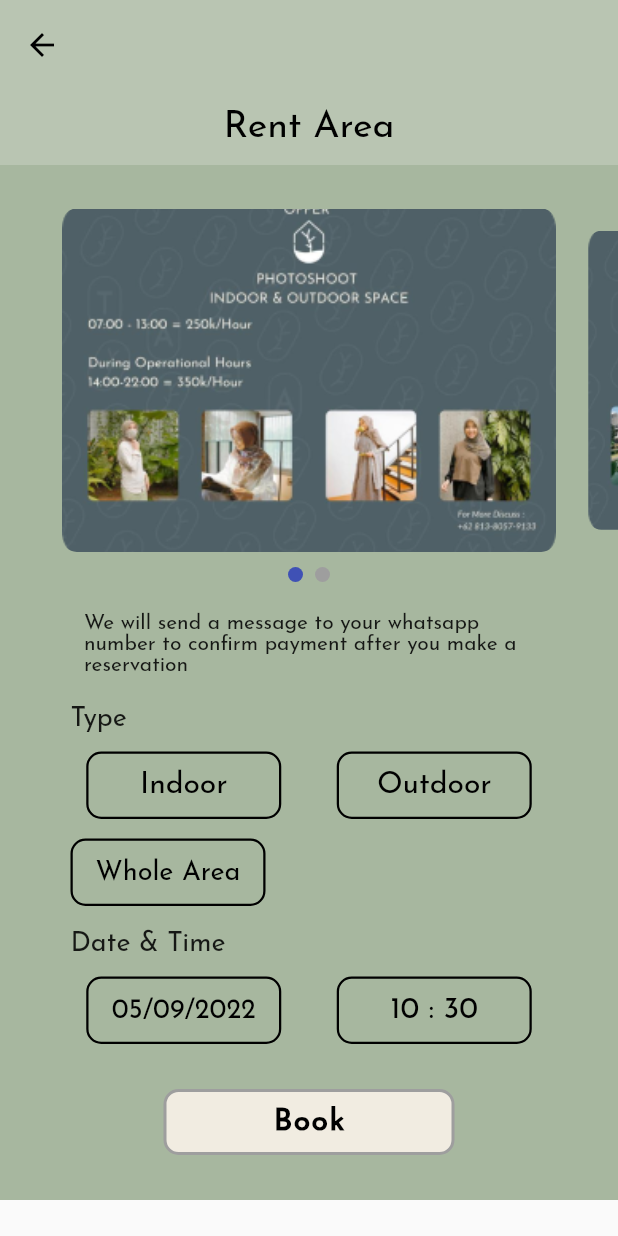
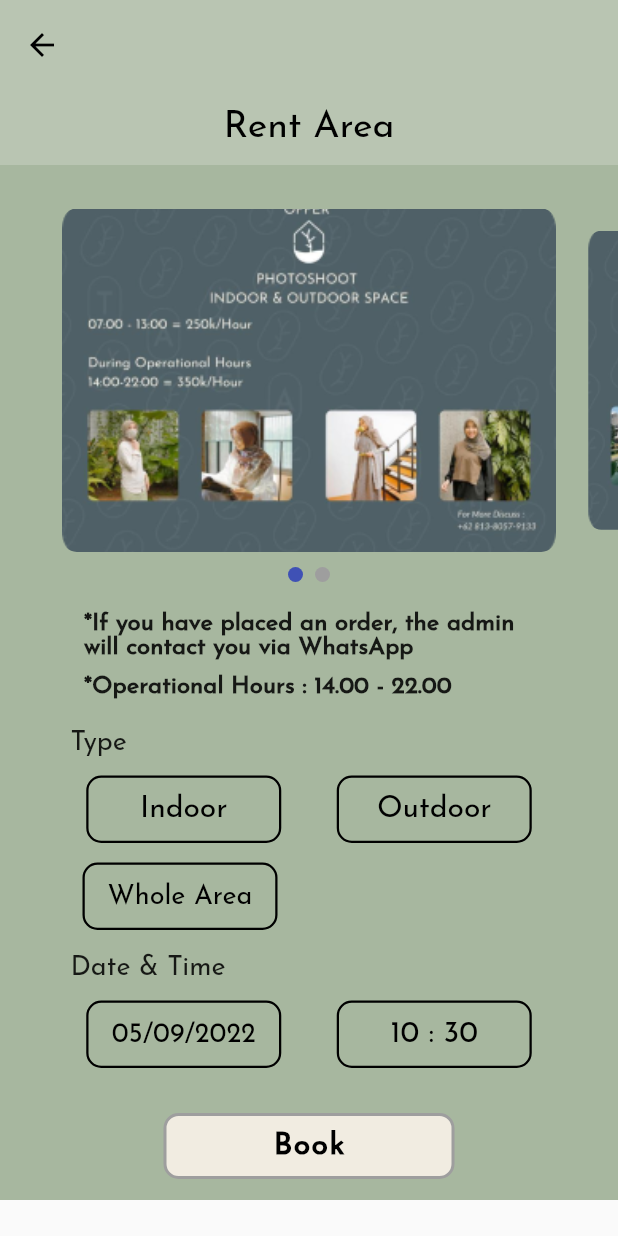
Before and after one commit to hilalhaniefam/talanoa_app, a Flutter app: the UserPage screen opened directly, after a tap on "Rent Area", on a phone screen of 412 x 824 dp. Run offline on Flutter 3.47's test engine with Material 2 defaults, Android fonts, the phone set to English and light mode, and no system bars; drawn by our look-alikes of carousel_slider, smooth_page_indicator; our stand-ins replace dio, dotted_border, email_validator, flutter_progress_hud, image_picker, pinput and 2 more; accounts and stored records are empty; network calls fail.

Commit message:
fix bug widgets
update rent area & reservation page

```diff
--- a/lib/api_services/ipurl.dart
+++ b/lib/api_services/ipurl.dart
@@ -1 +1 @@
-const String ipurl = 'http://192.168.0.6:5000';
+const String ipurl = 'http://192.168.100.66:5000';
--- a/lib/api_services/launch_url.dart
+++ b/lib/api_services/launch_url.dart
@@ -1,7 +1,7 @@
 import 'package:url_launcher/url_launcher.dart';
 
 final Uri _url = Uri.parse('https://goo.gl/maps/MHYWNU2efP9Uy2WH9');
-final Uri _waUrl = Uri.parse('https://wa.me/?text=HAI SEMUANYA');
+final Uri _waUrl = Uri.parse('https://wa.me/message/A6G54UUAQ46WG1');
 launchLocation() async {
   if (!await launchUrl(_url)) {
     throw 'Could not launch $_url';
--- a/lib/pages/account_services/login_page.dart
+++ b/lib/pages/account_services/login_page.dart
@@ -50,7 +50,7 @@ class _LoginPageState extends State<LoginPage> {
         validateTextField(key);
       }
       for (String key in errorFormStatus.keys) {
-        if (errorFormStatus[key]) throw 'Please enter your email and password';
+        if (errorFormStatus[key]) throw 'Please complete the form!';
       }
       Response response = await post(Uri.parse('$ipurl/login'),
           body: {'email': email, 'password': password});
--- a/lib/pages/user/user_page.dart
+++ b/lib/pages/user/user_page.dart
@@ -20,6 +20,7 @@ class UserPage extends StatefulWidget {
 class _UserPageState extends State<UserPage> {
   GlobalKey<FormState> formKey = GlobalKey<FormState>();
   String name = 'loading';
+
   Future<String> getName() async {
     final SharedPreferences sharedPreferences =
         await SharedPreferences.getInstance();
@@ -96,7 +97,10 @@ class _UserPageState extends State<UserPage> {
           padding: const EdgeInsets.only(top: 19),
           color: HexColor('#A7B79F'),
           height: MediaQuery.of(context).size.height,
-          child: Column(mainAxisAlignment: MainAxisAlignment.start, children: [
+          child: RefreshIndicator(
+            onRefresh: getName,
+            child:
+                Column(mainAxisAlignment: MainAxisAlignment.start, children: [
               const Padding(
                   padding: EdgeInsets.only(left: 18),
                   child: Align(
@@ -181,8 +185,8 @@ class _UserPageState extends State<UserPage> {
                                             borderRadius: BorderRadius.all(
                                               Radius.circular(15),
                                             ),
-                                          side:
-                                              BorderSide(color: Colors.grey)))),
+                                            side: BorderSide(
+                                                color: Colors.grey)))),
                               )),
                           Padding(
                               padding: const EdgeInsets.only(
@@ -257,8 +261,8 @@ class _UserPageState extends State<UserPage> {
                                             borderRadius: BorderRadius.all(
                                               Radius.circular(15),
                                             ),
-                                          side:
-                                              BorderSide(color: Colors.grey)))),
+                                            side: BorderSide(
+                                                color: Colors.grey)))),
                               )),
                           Padding(
                               padding: const EdgeInsets.only(
@@ -304,6 +308,7 @@ class _UserPageState extends State<UserPage> {
                   )),
             ]),
           ),
+        ),
         Align(alignment: Alignment.bottomCenter, child: waves()),
       ]),
     );
--- a/lib/pages/user/user_rent.dart
+++ b/lib/pages/user/user_rent.dart
@@ -1,5 +1,4 @@
 import 'dart:convert';
-
 import 'package:carousel_slider/carousel_slider.dart';
 import 'package:flutter/material.dart';
 import 'package:http/http.dart';
@@ -10,7 +9,7 @@ import 'package:talanoa_app/api_services/ipurl.dart';
 import 'package:talanoa_app/widgets/shared/app_bar.dart';
 import 'package:talanoa_app/widgets/user/rent_helper.dart';
 import 'package:talanoa_app/widgets/shared/snackbar.dart';
-import 'package:talanoa_app/widgets/user/carousel_reservation.dart';
+import 'package:talanoa_app/widgets/user/carousel_rentarea.dart';
 
 class UserRentPage extends StatefulWidget {
   const UserRentPage({Key? key}) : super(key: key);
@@ -22,7 +21,7 @@ class UserRentPage extends StatefulWidget {
 class _UserReservationPageState extends State<UserRentPage> {
   _handleBack() => Navigator.of(context).pop();
   GlobalKey<FormState> formKey = GlobalKey<FormState>();
-  final List<String> imgListAssets = [
+  final List<String> rentSliderAssets = [
     'assets/images/indoor&outdoor.png',
     'assets/images/wholearea.png',
   ];
@@ -153,16 +152,16 @@ class _UserReservationPageState extends State<UserRentPage> {
                           height: 229,
                           enlargeCenterPage: true,
                           enableInfiniteScroll: false),
-                      itemCount: imgListAssets.length,
-                      itemBuilder: (context, index, realIndex) {
-                        final imgList = imgListAssets[index];
+                      itemCount: rentSliderAssets.length,
+                      itemBuilder: (context, index, rentIndex) {
+                        final imgList = rentSliderAssets[index];
                         return buildImage(imgList, index);
                       },
                     )),
                 const SizedBox(
                   height: 10,
                 ),
-                buildIndicator(imgListAssets),
+                buildIndicator(rentSliderAssets),
                 const SizedBox(
                   height: 10,
                 ),
@@ -175,8 +174,22 @@ class _UserReservationPageState extends State<UserRentPage> {
                       const SizedBox(
                         width: 300,
                         child: Text(
-                          'We will send a message to your whatsapp number to confirm payment after you make a reservation',
+                          '*If you have placed an order, the admin will contact you via WhatsApp',
                           textAlign: TextAlign.left,
+                          style: TextStyle(
+                              fontSize: 16, fontWeight: FontWeight.w700),
+                        ),
+                      ),
+                      const SizedBox(
+                        height: 10,
+                      ),
+                      const SizedBox(
+                        width: 300,
+                        child: Text(
+                          '*Operational Hours : 14.00 - 22.00',
+                          textAlign: TextAlign.left,
+                          style: TextStyle(
+                              fontSize: 16, fontWeight: FontWeight.w700),
                         ),
                       ),
                       const Padding(
@@ -257,7 +270,7 @@ class _UserReservationPageState extends State<UserRentPage> {
                         ],
                       ),
                       Padding(
-                          padding: const EdgeInsets.only(top: 13, left: 47),
+                          padding: const EdgeInsets.only(top: 13, left: 55),
                           child: Align(
                             alignment: Alignment.centerLeft,
                             child: SizedBox(
--- a/lib/widgets/form_account_services/form_login.dart
+++ b/lib/widgets/form_account_services/form_login.dart
@@ -27,7 +27,7 @@ Column formLogin(
               ),
               contentPadding:
                   const EdgeInsets.only(left: 16, top: 12.17, bottom: 12.12),
-              labelText: 'Email',
+              labelText: 'Email Address',
               border: OutlineInputBorder(
                   borderRadius: BorderRadius.circular(10),
                   borderSide:
--- /dev/null
+++ b/lib/widgets/user/carousel_rentarea.dart
@@ -0,0 +1,17 @@
+import 'package:flutter/material.dart';
+import 'package:smooth_page_indicator/smooth_page_indicator.dart';
+
+int activeIndex = 0;
+Widget buildImage(String imgList, int index) => Container(
+      width: double.infinity,
+      decoration: BoxDecoration(
+        borderRadius: BorderRadius.circular(10),
+        image: DecorationImage(image: AssetImage(imgList), fit: BoxFit.cover),
+      ),
+    );
+
+Widget buildIndicator(imgListAssets) => AnimatedSmoothIndicator(
+      activeIndex: activeIndex,
+      count: imgListAssets.length,
+      effect: const JumpingDotEffect(dotWidth: 10, dotHeight: 10),
+    );
--- a/lib/widgets/user/list_history.dart
+++ b/lib/widgets/user/list_history.dart
@@ -124,7 +124,7 @@ Widget rentOngoingCardHistory({
         color: HexColor('F1ECE1'),
         child: SizedBox(
             width: 267,
-            height: 190,
+            height: 175,
             child: Column(
               children: [
                 Align(
```
Also changed, not shown: lib/api_services/api_getdata.dart (+27 -28 lines), lib/pages/account_services/new_account/codeverif_newacc_page.dart (+5 -4 lines), lib/pages/account_services/new_account/newacc_success.dart (+17 -32 lines), lib/pages/account_services/new_account/register_page.dart (+30 -30 lines), lib/pages/user/sidebar/history.dart (+12 -2 lines), lib/pages/user/user_menu_catalogue/user_coffee.dart (+6 -1 lines), lib/pages/user/user_res.dart (+20 -6 lines), lib/widgets/shared/searchbar.dart (deleted, +0 -38 lines), assets/images/Rent.png (added). Lines whose indentation alone changed are shown as unchanged.
